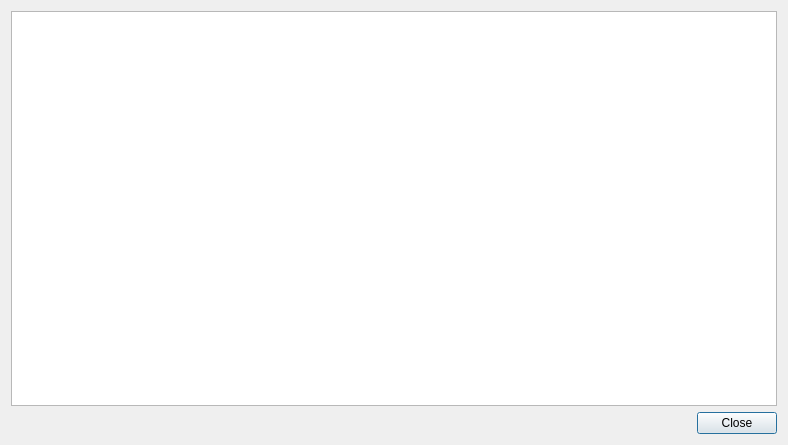
code-google-com/vlc-record, file vlc-record/forms/qwatchlistdlg.ui: the form before one commit.
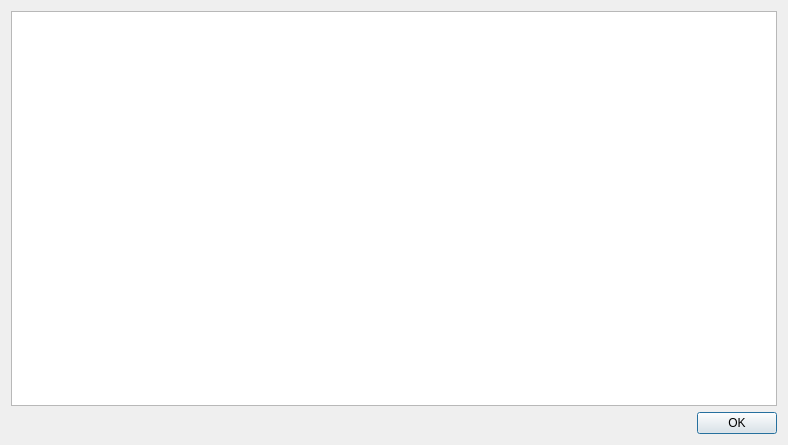
The form after the commit.

Diff of the .ui file:
```diff
--- a/vlc-record/forms/qwatchlistdlg.ui
+++ b/vlc-record/forms/qwatchlistdlg.ui
@@ -42,7 +42,7 @@
       <enum>Qt::Horizontal</enum>
      </property>
      <property name="standardButtons">
-      <set>QDialogButtonBox::Close</set>
+      <set>QDialogButtonBox::Ok</set>
      </property>
     </widget>
    </item>
```
